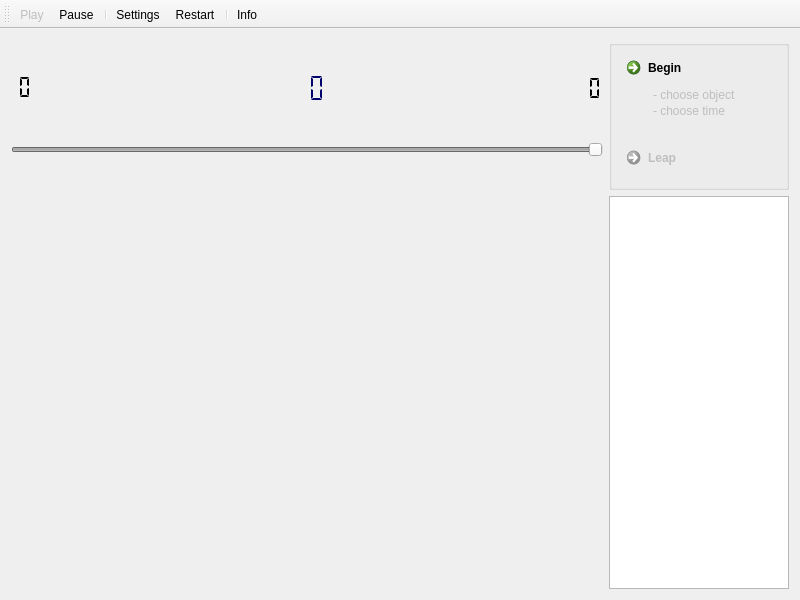
The window that src/mainwindow.ui (TimeCoder/LifeTime) describes before a commit, drawn with Qt 5.
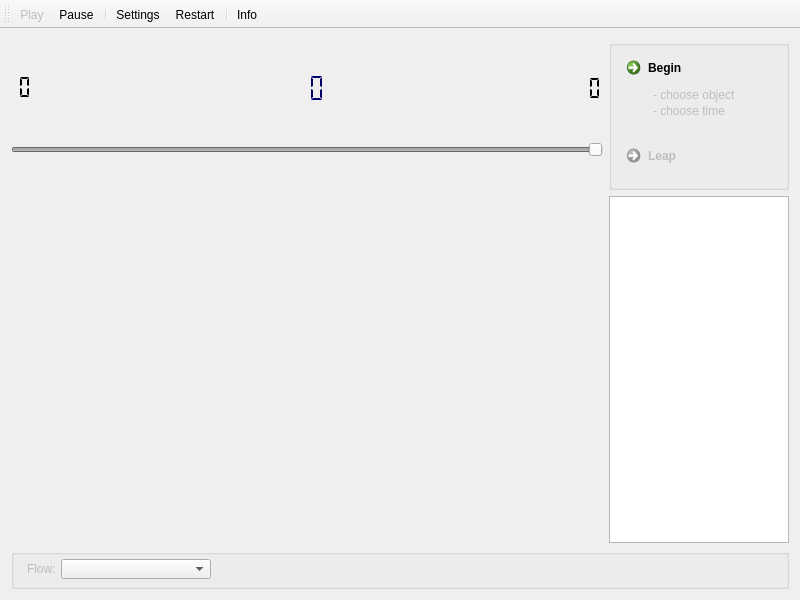
The same window after the commit. Icons and pictures are not drawn.

Commit message: Switch flows after loop end

What changed in the file:
```diff
--- a/src/mainwindow.ui
+++ b/src/mainwindow.ui
@@ -194,7 +194,7 @@
       </item>
      </layout>
     </item>
-    <item row="1" column="0">
+    <item row="2" column="0">
      <layout class="QVBoxLayout" name="verticalLayout_2">
       <item>
        <spacer name="horizontalSpacer">
@@ -214,7 +214,7 @@
       </item>
      </layout>
     </item>
-    <item row="1" column="1">
+    <item row="2" column="1">
      <widget class="QTreeWidget" name="treeWidget">
       <property name="minimumSize">
        <size>
@@ -262,7 +262,7 @@
        <property name="geometry">
         <rect>
          <x>10</x>
-         <y>100</y>
+         <y>98</y>
          <width>161</width>
          <height>40</height>
         </rect>
@@ -347,6 +347,66 @@
       </widget>
      </widget>
     </item>
+    <item row="3" column="0" colspan="2">
+     <widget class="QGroupBox" name="groupBox_2">
+      <property name="minimumSize">
+       <size>
+        <width>0</width>
+        <height>40</height>
+       </size>
+      </property>
+      <property name="title">
+       <string/>
+      </property>
+      <widget class="QLabel" name="labelFlow">
+       <property name="enabled">
+        <bool>false</bool>
+       </property>
+       <property name="geometry">
+        <rect>
+         <x>16</x>
+         <y>4</y>
+         <width>31</width>
+         <height>31</height>
+        </rect>
+       </property>
+       <property name="sizePolicy">
+        <sizepolicy hsizetype="Preferred" vsizetype="Preferred">
+         <horstretch>0</horstretch>
+         <verstretch>0</verstretch>
+        </sizepolicy>
+       </property>
+       <property name="maximumSize">
+        <size>
+         <width>40</width>
+         <height>16777215</height>
+        </size>
+       </property>
+       <property name="text">
+        <string>Flow:</string>
+       </property>
+      </widget>
+      <widget class="QComboBox" name="comboFlow">
+       <property name="enabled">
+        <bool>true</bool>
+       </property>
+       <property name="geometry">
+        <rect>
+         <x>50</x>
+         <y>10</y>
+         <width>150</width>
+         <height>20</height>
+        </rect>
+       </property>
+       <property name="maximumSize">
+        <size>
+         <width>150</width>
+         <height>16777215</height>
+        </size>
+       </property>
+      </widget>
+     </widget>
+    </item>
    </layout>
    <zorder>treeWidget</zorder>
    <zorder>groupBox</zorder>
```
Left out of the diff: 5 changed lines with no effect on the pictures. The commit also changes 10 other files.
